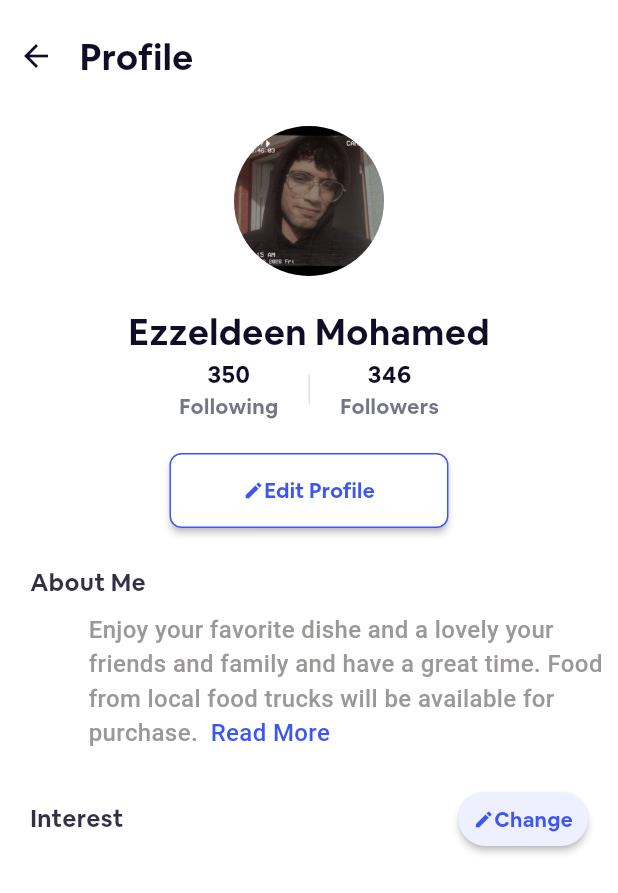
After one commit to 0xezzdev/Event-Hub-App, a Flutter app: the MyProfile screen opened directly, on a phone screen of 412 x 824 dp. The commit adds this screen. Shown: the top 893 px of the screen. Run offline on Flutter 3.47's test engine with Material 3 defaults, Android fonts, the phone set to English and light mode, and no system bars; our stand-ins replace flutter_advanced_switch, flutter_svg, flutter_zoom_drawer; project files that could hold a hidden picture were left out.

Commit message:
add my profile

```diff
--- a/lib/features/home_screen/widget/custom_bottom_bar_item.dart
+++ b/lib/features/home_screen/widget/custom_bottom_bar_item.dart
@@ -7,13 +7,16 @@ class CustomBottombarItem extends StatelessWidget {
   const CustomBottombarItem({
     super.key,
     required this.title,
-    required this.icon,
+    required this.icon, this.onTapItem,
   });
   final String title;
   final String icon;
+  final Function()? onTapItem;
   @override
   Widget build(BuildContext context) {
-    return Column(
+    return InkWell(
+      onTap: onTapItem,
+      child: Column(
         children: [
           SvgPicture.asset(
             icon,
@@ -26,6 +29,7 @@ class CustomBottombarItem extends StatelessWidget {
                 : Style.gray14W400ar,
           ),
         ],
+      ),
     );
   }
 }
--- a/lib/features/home_screen/widget/custom_bottombar_list.dart
+++ b/lib/features/home_screen/widget/custom_bottombar_list.dart
@@ -1,11 +1,10 @@
 import 'package:event_hub_app/core/utils/images.dart';
 import 'package:event_hub_app/features/home_screen/widget/custom_bottom_bar_item.dart';
+import 'package:event_hub_app/features/my_profile/my_profile.dart';
 import 'package:flutter/material.dart';
 
 class CustomBottombarList extends StatelessWidget {
-  const CustomBottombarList({
-    super.key,
-  });
+  const CustomBottombarList({super.key});
 
   @override
   Widget build(BuildContext context) {
@@ -18,7 +17,13 @@ class CustomBottombarList extends StatelessWidget {
           CustomBottombarItem(title: 'Events', icon: AppImage.eventsBar),
           SizedBox(width: 50),
           CustomBottombarItem(title: 'Map', icon: AppImage.map),
-          CustomBottombarItem(title: 'Profile', icon: AppImage.profileBar),
+          CustomBottombarItem(
+            title: 'Profile',
+            icon: AppImage.profileBar,
+            onTapItem: () => Navigator.of(
+              context,
+            ).push(MaterialPageRoute(builder: (context) => const MyProfile())),
+          ),
         ],
       ),
     );
--- /dev/null
+++ b/lib/features/my_profile/my_profile.dart
@@ -0,0 +1,213 @@
+import 'package:event_hub_app/core/utils/colors.dart';
+import 'package:event_hub_app/core/utils/fonts.dart';
+import 'package:event_hub_app/core/utils/style.dart';
+import 'package:event_hub_app/core/widgets/custom_appbar.dart';
+import 'package:flutter/material.dart';
+
+class MyProfile extends StatefulWidget {
+  const MyProfile({super.key});
+
+  @override
+  State<MyProfile> createState() => _MyProfileState();
+}
+
+class _MyProfileState extends State<MyProfile> {
+  @override
+  Widget build(BuildContext context) {
+    return Scaffold(
+      backgroundColor: AppColors.mainWhite,
+      body: SafeArea(
+        child: Column(
+          crossAxisAlignment: CrossAxisAlignment.start,
+          children: [
+            CustomAppbar(title: 'Profile', rightIcons: []),
+            Padding(
+              padding: const EdgeInsets.only(top: 9.0),
+              child: Center(
+                child: CircleAvatar(
+                  radius: 50,
+                  backgroundImage: AssetImage("assets/images/users/me.jpeg"),
+                ),
+              ),
+            ),
+            Padding(
+              padding: const EdgeInsets.only(top: 20.0),
+              child: Center(
+                child: Text("Ezzeldeen Mohamed", style: Style.black24W400),
+              ),
+            ),
+            Row(
+              mainAxisAlignment: MainAxisAlignment.center,
+              children: [
+                Column(
+                  children: [
+                    Text(
+                      "350",
+                      style: TextStyle(
+                        color: AppColors.mainBlack,
+                        fontSize: 16,
+                        fontWeight: FontWeight.w500,
+                        fontFamily: Fonts.airbnb,
+                      ),
+                    ),
+                    Text(
+                      "Following",
+                      style: TextStyle(
+                        color: Color(0xff747688),
+                        fontSize: 14,
+                        fontWeight: FontWeight.w400,
+                        fontFamily: Fonts.airbnb,
+                      ),
+                    ),
+                  ],
+                ),
+                Container(
+                  margin: EdgeInsets.symmetric(horizontal: 20),
+                  height: 20,
+                  width: 1,
+                  color: Color(0xffE4DFDF),
+                ),
+                Column(
+                  children: [
+                    Text(
+                      "346",
+                      style: TextStyle(
+                        color: AppColors.mainBlack,
+                        fontSize: 16,
+                        fontWeight: FontWeight.w500,
+                        fontFamily: Fonts.airbnb,
+                      ),
+                    ),
+                    Text(
+                      "Followers",
+                      style: TextStyle(
+                        color: Color(0xff747688),
+                        fontSize: 14,
+                        fontWeight: FontWeight.w400,
+                        fontFamily: Fonts.airbnb,
+                      ),
+                    ),
+                  ],
+                ),
+              ],
+            ),
+            Padding(
+              padding: const EdgeInsets.only(top: 21.0),
+              child: Center(
+                child: MaterialButton(
+                  onPressed: () {},
+                  minWidth: 0,
+                  shape: RoundedRectangleBorder(
+                    side: BorderSide(color: AppColors.buttonCercle),
+                    borderRadius: BorderRadius.circular(8),
+                  ),
+                  color: AppColors.mainWhite,
+                  child: SizedBox(
+                    width: 154,
+                    height: 50,
+                    child: Row(
+                      mainAxisAlignment: MainAxisAlignment.center,
+                      children: [
+                        Icon(
+                          Icons.edit,
+                          color: AppColors.buttonCercle,
+                          size: 14,
+                        ),
+                        Text(
+                          "Edit Profile",
+                          style: TextStyle(
+                            color: AppColors.buttonCercle,
+                            fontSize: 14,
+                            fontWeight: FontWeight.w400,
+                            fontFamily: Fonts.airbnb,
+                          ),
+                        ),
+                      ],
+                    ),
+                  ),
+                ),
+              ),
+            ),
+            Padding(
+              padding: const EdgeInsets.only(top: 25.0, left: 20),
+              child: Text(
+                'About Me',
+                style: TextStyle(
+                  color: Color(0xff120D26).withValues(alpha: 0.86),
+                  fontSize: 16,
+                  fontWeight: FontWeight.w500,
+                  fontFamily: Fonts.airbnb,
+                ),
+              ),
+            ),
+            Padding(
+              padding: const EdgeInsets.only(left: 59.0, top: 8),
+              child: Text.rich(
+                TextSpan(
+                  children: [
+                    TextSpan(
+                      text:
+                          "Enjoy your favorite dishe and a lovely your friends and family and have a great time. Food from local food trucks will be available for purchase. ",
+                      style: Style.gray16W500,
+                    ),
+                    TextSpan(
+                      text: " Read More",
+                      style: Style.gray16W500.copyWith(
+                        color: AppColors.buttonCercle,
+                      ),
+                    ),
+                  ],
+                ),
+              ),
+            ),
+            Padding(
+              padding: const EdgeInsets.only(left: 20.0, right: 20, top: 22),
+              child: Row(
+                mainAxisAlignment: MainAxisAlignment.spaceBetween,
+                children: [
+                  Text(
+                    "Interest",
+                    style: TextStyle(
+                      color: Color(0xff120D26).withValues(alpha: 0.86),
+                      fontSize: 16,
+                      fontWeight: FontWeight.w500,
+                      fontFamily: Fonts.airbnb,
+                    ),
+                  ),
+                  MaterialButton(
+                    onPressed: () {},
+                    minWidth: 0,
+                    padding: EdgeInsets.symmetric(horizontal: 10, vertical: 5),
+                    shape: RoundedRectangleBorder(
+                      borderRadius: BorderRadius.circular(50),
+                    ),
+                    color: Color(0xffeef0ff),
+                    focusColor: AppColors.mainWhite,
+                    child: Row(
+                      children: [
+                        Icon(
+                          Icons.edit,
+                          color: AppColors.buttonCercle,
+                          size: 14,
+                        ),
+                        Text(
+                          "Change",
+                          style: TextStyle(
+                            color: AppColors.buttonCercle,
+                            fontSize: 14,
+                            fontWeight: FontWeight.w400,
+                            fontFamily: Fonts.airbnb,
+                          ),
+                        ),
+                      ],
+                    ),
+                  ),
+                ],
+              ),
+            ),
+          ],
+        ),
+      ),
+    );
+  }
+}
```
Lines whose indentation alone changed are shown as unchanged.
